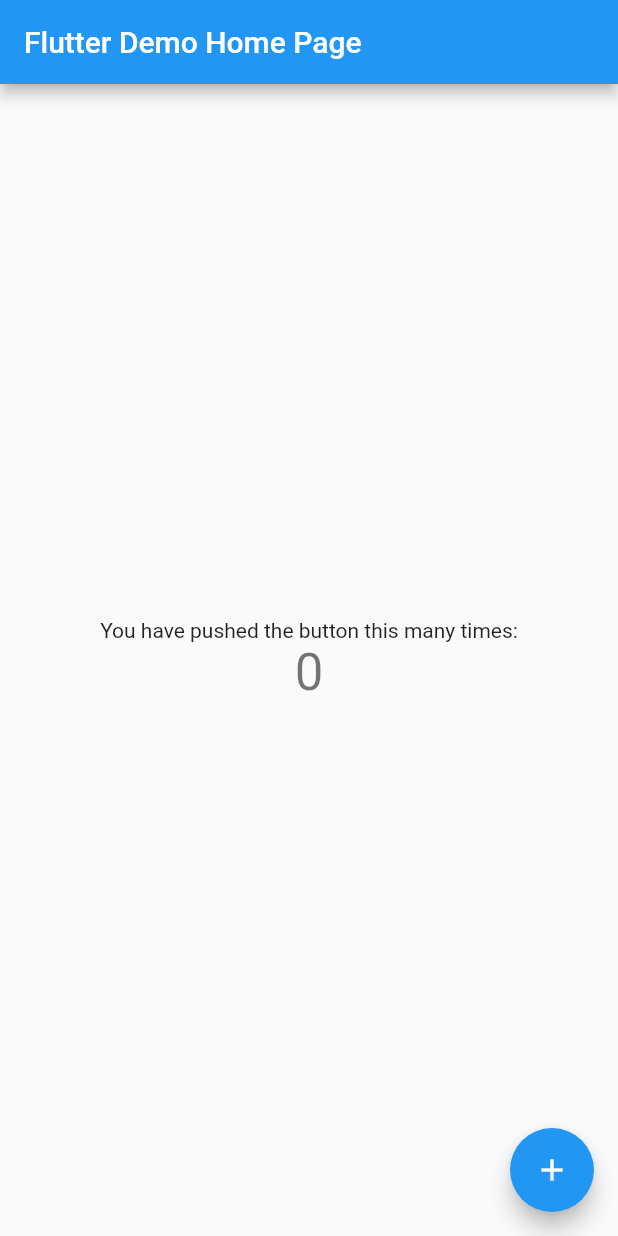
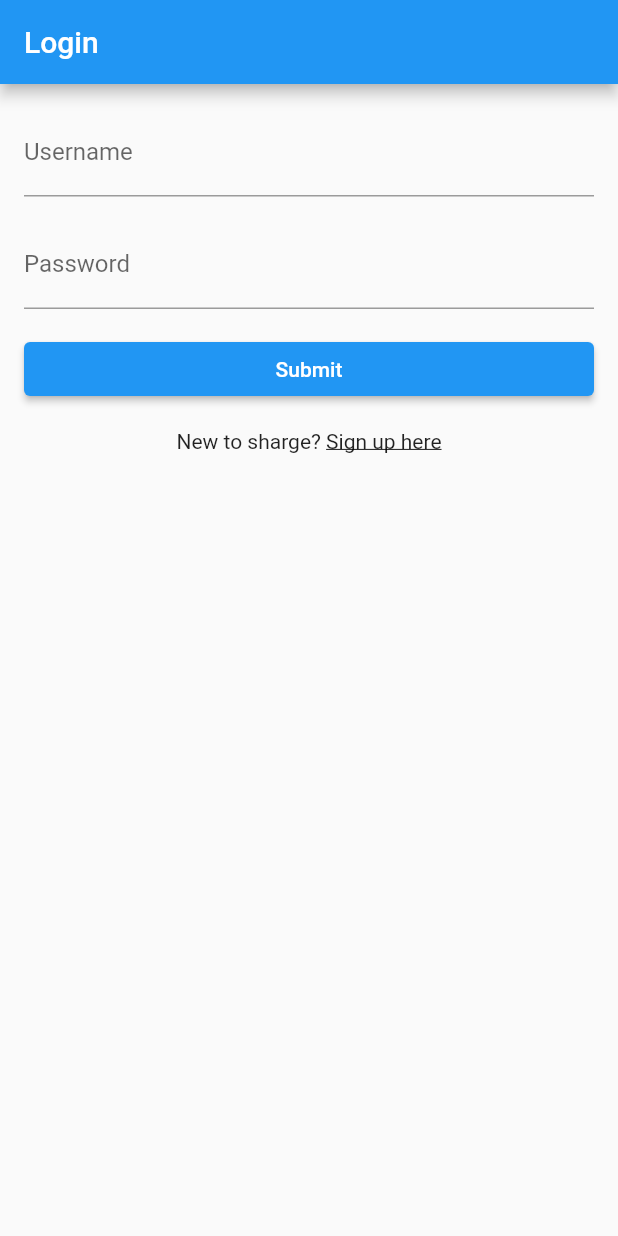
Before and after one commit to Vshnv2001/sharge, a Flutter app: the screen it shows after launch, on a phone screen of 412 x 824 dp. Run offline on Flutter 3.47's test engine with Material 2 defaults, Android fonts, the phone set to English and light mode, and no system bars.

Commit message:
Add Login page, sign up page and signup landing page widgets

```diff
--- /dev/null
+++ b/lib/loginpage.dart
@@ -0,0 +1,79 @@
+// ignore_for_file: prefer_const_literals_to_create_immutables
+
+import 'package:flutter/material.dart';
+import 'package:sharge/evhostsignuppage.dart';
+import 'package:sharge/signup_landing_page.dart';
+
+class LoginPage extends StatefulWidget {
+  @override
+  _LoginPageState createState() => _LoginPageState();
+}
+
+class _LoginPageState extends State<LoginPage> {
+  final _usernameController = TextEditingController();
+  final _passwordController = TextEditingController();
+
+  void _submit() {
+    // Implement your login logic here
+  }
+
+  @override
+  Widget build(BuildContext context) {
+    return Scaffold(
+      appBar: AppBar(
+        title: Text('Login'),
+      ),
+      body: Padding(
+        padding: EdgeInsets.all(16.0),
+        child: Column(
+          crossAxisAlignment: CrossAxisAlignment.stretch,
+          children: <Widget>[
+            TextField(
+              controller: _usernameController,
+              decoration: InputDecoration(
+                labelText: 'Username',
+              ),
+            ),
+            SizedBox(height: 16.0),
+            TextField(
+              controller: _passwordController,
+              decoration: InputDecoration(
+                labelText: 'Password',
+              ),
+              obscureText: true,
+            ),
+            SizedBox(height: 16.0),
+            ElevatedButton(
+              onPressed: _submit,
+              child: Text('Submit'),
+            ),
+            SizedBox(height: 16.0),
+            GestureDetector(
+              onTap: () {
+                Navigator.push(
+                  context,
+                  MaterialPageRoute(builder: (context) => HomePage()),
+                );
+              },
+              // ignore: prefer_const_constructors
+              child: Text.rich(
+                TextSpan(
+                  text: 'New to sharge? ',
+                  children: [
+                    TextSpan(
+                      text: 'Sign up here',
+                      style: TextStyle(
+                        decoration: TextDecoration.underline,
+                      ),
+                    ),
+                  ],
+                ),
+                textAlign: TextAlign.center,
+              ),
+            ),
+          ],
+        ),
+      ),
+    );
+  }
+}
--- a/lib/main.dart
+++ b/lib/main.dart
@@ -1,115 +1,17 @@
 import 'package:flutter/material.dart';
+import 'package:sharge/evhostsignuppage.dart';
+import 'package:sharge/loginpage.dart';
 
 void main() {
-  runApp(const MyApp());
+  runApp(MyApp());
 }
 
 class MyApp extends StatelessWidget {
-  const MyApp({super.key});
-
-  // This widget is the root of your application.
   @override
   Widget build(BuildContext context) {
     return MaterialApp(
-      title: 'Flutter Demo',
-      theme: ThemeData(
-        // This is the theme of your application.
-        //
-        // Try running your application with "flutter run". You'll see the
-        // application has a blue toolbar. Then, without quitting the app, try
-        // changing the primarySwatch below to Colors.green and then invoke
-        // "hot reload" (press "r" in the console where you ran "flutter run",
-        // or simply save your changes to "hot reload" in a Flutter IDE).
-        // Notice that the counter didn't reset back to zero; the application
-        // is not restarted.
-        primarySwatch: Colors.blue,
-      ),
-      home: const MyHomePage(title: 'Flutter Demo Home Page'),
+      title: 'Sharge',
+      home: Center(child: LoginPage()),
     );
   }
 }
-
-class MyHomePage extends StatefulWidget {
-  const MyHomePage({super.key, required this.title});
-
-  // This widget is the home page of your application. It is stateful, meaning
-  // that it has a State object (defined below) that contains fields that affect
-  // how it looks.
-
-  // This class is the configuration for the state. It holds the values (in this
-  // case the title) provided by the parent (in this case the App widget) and
-  // used by the build method of the State. Fields in a Widget subclass are
-  // always marked "final".
-
-  final String title;
-
-  @override
-  State<MyHomePage> createState() => _MyHomePageState();
-}
-
-class _MyHomePageState extends State<MyHomePage> {
-  int _counter = 0;
-
-  void _incrementCounter() {
-    setState(() {
-      // This call to setState tells the Flutter framework that something has
-      // changed in this State, which causes it to rerun the build method below
-      // so that the display can reflect the updated values. If we changed
-      // _counter without calling setState(), then the build method would not be
-      // called again, and so nothing would appear to happen.
-      _counter++;
-    });
-  }
-
-  @override
-  Widget build(BuildContext context) {
-    // This method is rerun every time setState is called, for instance as done
-    // by the _incrementCounter method above.
-    //
-    // The Flutter framework has been optimized to make rerunning build methods
-    // fast, so that you can just rebuild anything that needs updating rather
-    // than having to individually change instances of widgets.
-    return Scaffold(
-      appBar: AppBar(
-        // Here we take the value from the MyHomePage object that was created by
-        // the App.build method, and use it to set our appbar title.
-        title: Text(widget.title),
-      ),
-      body: Center(
-        // Center is a layout widget. It takes a single child and positions it
-        // in the middle of the parent.
-        child: Column(
-          // Column is also a layout widget. It takes a list of children and
-          // arranges them vertically. By default, it sizes itself to fit its
-          // children horizontally, and tries to be as tall as its parent.
-          //
-          // Invoke "debug painting" (press "p" in the console, choose the
-          // "Toggle Debug Paint" action from the Flutter Inspector in Android
-          // Studio, or the "Toggle Debug Paint" command in Visual Studio Code)
-          // to see the wireframe for each widget.
-          //
-          // Column has various properties to control how it sizes itself and
-          // how it positions its children. Here we use mainAxisAlignment to
-          // center the children vertically; the main axis here is the vertical
-          // axis because Columns are vertical (the cross axis would be
-          // horizontal).
-          mainAxisAlignment: MainAxisAlignment.center,
-          children: <Widget>[
-            const Text(
-              'You have pushed the button this many times:',
-            ),
-            Text(
-              '$_counter',
-              style: Theme.of(context).textTheme.headlineMedium,
-            ),
-          ],
-        ),
-      ),
-      floatingActionButton: FloatingActionButton(
-        onPressed: _incrementCounter,
-        tooltip: 'Increment',
-        child: const Icon(Icons.add),
-      ), // This trailing comma makes auto-formatting nicer for build methods.
-    );
-  }
-}
```
Also changed, not shown: lib/evhostsignuppage.dart (added, +63 -0 lines), lib/evownersignuppage.dart (added, +36 -0 lines), lib/signup_landing_page.dart (added, +74 -0 lines).
